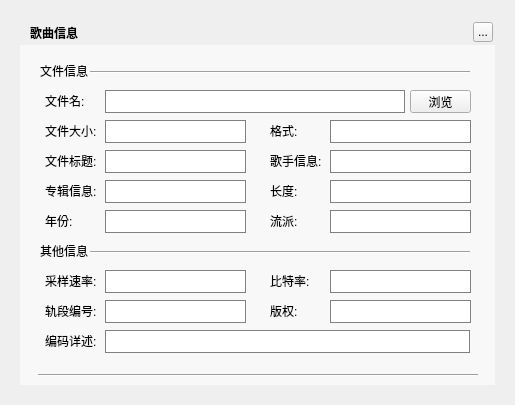
Before: the Qt Designer form TTKMusicPlayer/musicUi/musicToolsetswidget/musicfileinformationwidget.ui in Greedysky/TTKMusicPlayer, drawn with Qt 5.
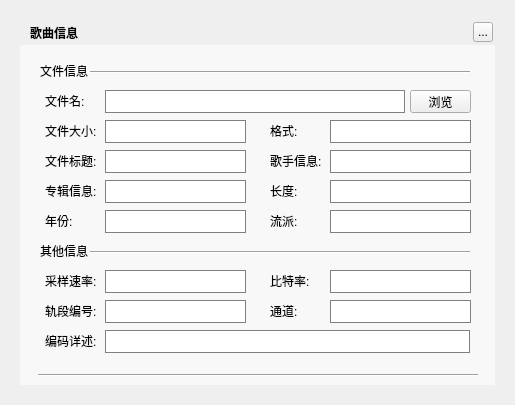
After: the same form once the commit is applied.

```diff
--- a/TTKMusicPlayer/musicUi/musicToolsetswidget/musicfileinformationwidget.ui
+++ b/TTKMusicPlayer/musicUi/musicToolsetswidget/musicfileinformationwidget.ui
@@ -357,7 +357,7 @@
     </rect>
    </property>
    <property name="text">
-    <string>版权:</string>
+    <string>通道:</string>
    </property>
   </widget>
   <widget class="QLineEdit" name="SamplingRateEdit">
```
Left out of the diff: 4 changed lines with no effect on the pictures.
